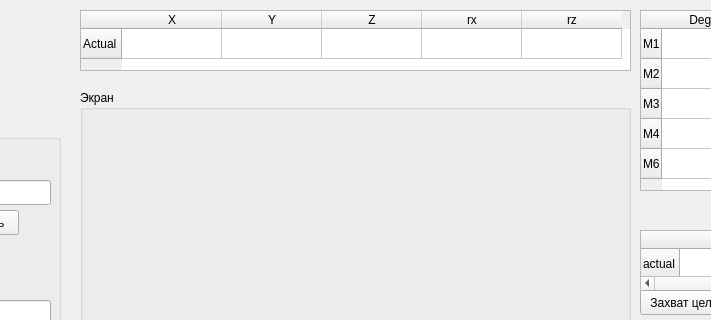
Old version of the form untitled.ui in the repository DanPol36/-; both pictures show x 130 to 841 and y 0 to 320 of the 1378 by 648 pixel window.
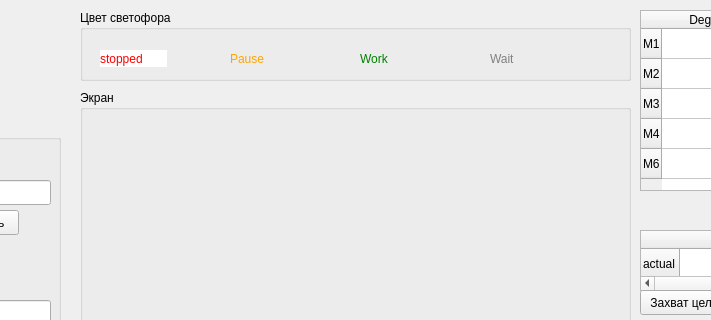
New version of the form.

Diff of the .ui file:
```diff
--- a/untitled.ui
+++ b/untitled.ui
@@ -369,46 +369,6 @@
      </property>
     </widget>
    </widget>
-   <widget class="QTableWidget" name="tableWidget_2">
-    <property name="geometry">
-     <rect>
-      <x>210</x>
-      <y>10</y>
-      <width>551</width>
-      <height>61</height>
-     </rect>
-    </property>
-    <row>
-     <property name="text">
-      <string>Actual</string>
-     </property>
-    </row>
-    <column>
-     <property name="text">
-      <string>X</string>
-     </property>
-    </column>
-    <column>
-     <property name="text">
-      <string>Y</string>
-     </property>
-    </column>
-    <column>
-     <property name="text">
-      <string>Z</string>
-     </property>
-    </column>
-    <column>
-     <property name="text">
-      <string>rx</string>
-     </property>
-    </column>
-    <column>
-     <property name="text">
-      <string>rz</string>
-     </property>
-    </column>
-   </widget>
    <widget class="QTableWidget" name="tableWidget">
     <property name="geometry">
      <rect>
@@ -568,6 +528,84 @@
      <string>Логи</string>
     </property>
    </widget>
+   <widget class="QGroupBox" name="groupBox_5">
+    <property name="geometry">
+     <rect>
+      <x>210</x>
+      <y>10</y>
+      <width>551</width>
+      <height>71</height>
+     </rect>
+    </property>
+    <property name="title">
+     <string>Цвет светофора</string>
+    </property>
+    <widget class="QLabel" name="label_10">
+     <property name="geometry">
+      <rect>
+       <x>20</x>
+       <y>40</y>
+       <width>67</width>
+       <height>17</height>
+      </rect>
+     </property>
+     <property name="styleSheet">
+      <string notr="true">background:white;
+color:red;</string>
+     </property>
+     <property name="text">
+      <string>stopped</string>
+     </property>
+    </widget>
+    <widget class="QLabel" name="label_11">
+     <property name="geometry">
+      <rect>
+       <x>150</x>
+       <y>40</y>
+       <width>67</width>
+       <height>17</height>
+      </rect>
+     </property>
+     <property name="styleSheet">
+      <string notr="true">color:orange;</string>
+     </property>
+     <property name="text">
+      <string>Pause</string>
+     </property>
+    </widget>
+    <widget class="QLabel" name="label_12">
+     <property name="geometry">
+      <rect>
+       <x>280</x>
+       <y>40</y>
+       <width>67</width>
+       <height>17</height>
+      </rect>
+     </property>
+     <property name="styleSheet">
+      <string notr="true">color:green;</string>
+     </property>
+     <property name="text">
+      <string>Work</string>
+     </property>
+    </widget>
+    <widget class="QLabel" name="label_13">
+     <property name="geometry">
+      <rect>
+       <x>410</x>
+       <y>40</y>
+       <width>67</width>
+       <height>17</height>
+      </rect>
+     </property>
+     <property name="styleSheet">
+      <string notr="true">color:gray;</string>
+     </property>
+     <property name="text">
+      <string>Wait</string>
+     </property>
+    </widget>
+   </widget>
   </widget>
   <widget class="QMenuBar" name="menubar">
    <property name="geometry">
```
